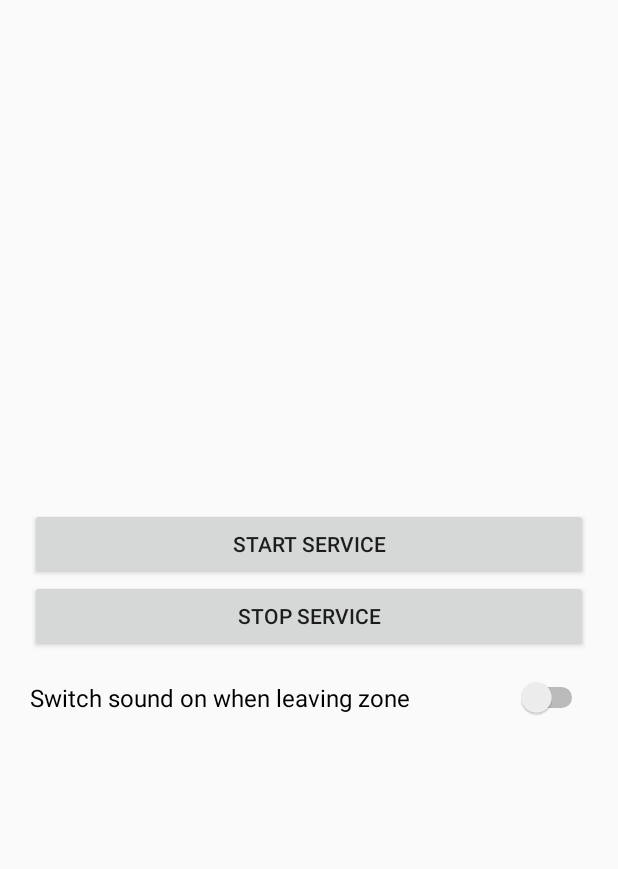
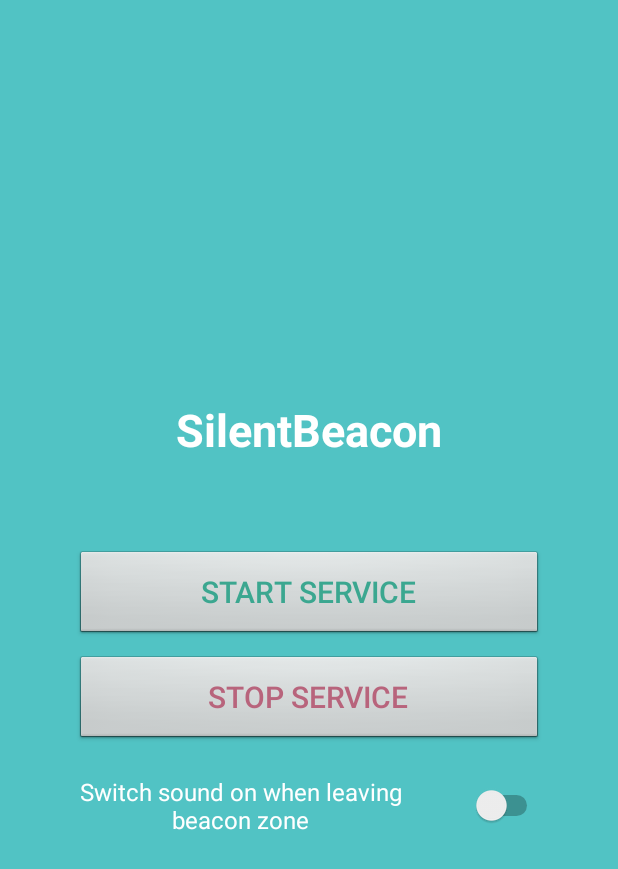
Before and after one commit to Bersh/SilentBeacon, an Android app: the screen it shows after launch (MainActivity), on a phone screen of 412 x 824 dp. Shown: the top 869 px of the screen. Run offline under Robolectric (Android 15) with nearby library versions, the phone set to English and light mode, and no system bars.

Commit message:
Updated UI

```diff
--- a/app/src/main/res/layout/activity_main.xml
+++ b/app/src/main/res/layout/activity_main.xml
@@ -4,33 +4,54 @@
     android:layout_height="match_parent"
     android:gravity="center"
     android:orientation="vertical"
-    android:padding="20dp">
+    android:background="#51C3C4"
+    android:paddingLeft="50dp"
+    android:paddingRight="50dp">
+
+    <TextView
+        android:layout_width="wrap_content"
+        android:layout_height="wrap_content"
+        android:layout_alignParentLeft="true"
+        android:gravity="center_vertical"
+        android:text="@string/app_name"
+        android:textColor="@android:color/white"
+        android:textStyle="bold"
+        android:textSize="30sp"
+        android:layout_marginBottom="60dp"/>
 
     <Button
         android:id="@+id/btn_start_service"
+        android:background="@android:drawable/btn_default"
         android:layout_width="match_parent"
-        android:layout_height="wrap_content"
+        android:layout_height="60dp"
+        android:textColor="#3BA790"
+        android:textSize="20sp"
+        android:layout_marginBottom="10dp"
         android:text="Start service" />
 
     <Button
         android:id="@+id/btn_stop_service"
+        android:background="@android:drawable/btn_default"
         android:layout_width="match_parent"
-        android:layout_height="wrap_content"
+        android:layout_height="60dp"
+        android:textColor="#B8647C"
+        android:textSize="20sp"
         android:text="Stop service" />
 
     <RelativeLayout
         android:layout_width="match_parent"
         android:layout_height="wrap_content"
-        android:layout_marginTop="10dp">
+        android:layout_marginTop="20dp">
 
         <TextView
             android:layout_width="wrap_content"
             android:layout_height="wrap_content"
             android:layout_alignParentLeft="true"
-            android:gravity="center_vertical"
+            android:maxWidth="220dp"
+            android:gravity="center"
             android:lines="2"
-            android:text="Switch sound on when leaving zone"
-            android:textColor="@android:color/black"
+            android:text="Switch sound on when leaving beacon zone"
+            android:textColor="@android:color/white"
             android:textSize="16sp" />
 
         <Switch
```
